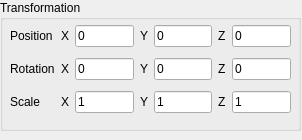
swantmon/saltwater, file intern/src/editor_gui/edit_inspector_transformation.ui: the form before one commit.
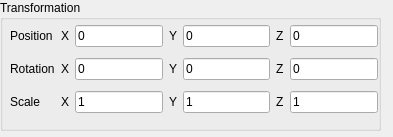
The form after the commit.

Commit message: Pre-Fixed sending transformation bug

```diff
--- a/intern/src/editor_gui/edit_inspector_transformation.ui
+++ b/intern/src/editor_gui/edit_inspector_transformation.ui
@@ -6,8 +6,8 @@
    <rect>
     <x>0</x>
     <y>0</y>
-    <width>302</width>
-    <height>140</height>
+    <width>393</width>
+    <height>137</height>
    </rect>
   </property>
   <property name="windowTitle">
@@ -18,7 +18,7 @@
     <rect>
      <x>0</x>
      <y>0</y>
-     <width>301</width>
+     <width>391</width>
      <height>131</height>
     </rect>
    </property>
@@ -27,7 +27,7 @@
      <rect>
       <x>0</x>
       <y>0</y>
-      <width>301</width>
+      <width>381</width>
       <height>131</height>
      </rect>
     </property>
@@ -39,7 +39,7 @@
       <rect>
        <x>10</x>
        <y>20</y>
-       <width>281</width>
+       <width>368</width>
        <height>101</height>
       </rect>
      </property>
```
Left out of the diff: 30 changed lines with no effect on the pictures. The commit also changes 4 other files.
